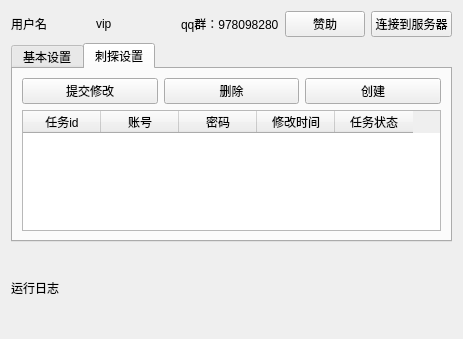
Qt form qt_ui/main.ui (nathonNot/game_robot) before a commit.
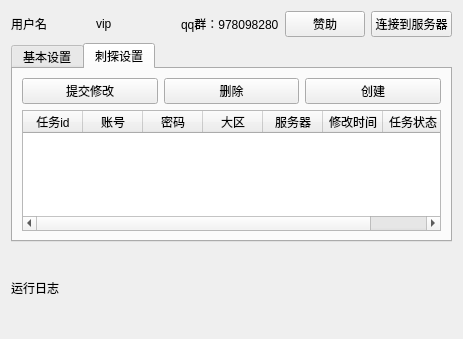
The same form after that commit.

Commit message: 刺探界面ui

What changed in the file:
```diff
--- a/qt_ui/main.ui
+++ b/qt_ui/main.ui
@@ -131,7 +131,7 @@
           <number>16</number>
          </property>
          <attribute name="horizontalHeaderDefaultSectionSize">
-          <number>78</number>
+          <number>60</number>
          </attribute>
          <column>
           <property name="text">
@@ -148,6 +148,16 @@
            <string>密码</string>
           </property>
          </column>
+         <column>
+          <property name="text">
+           <string>大区</string>
+          </property>
+         </column>
+         <column>
+          <property name="text">
+           <string>服务器</string>
+          </property>
+         </column>
          <column>
           <property name="text">
            <string>修改时间</string>
```
The commit also changes 7 other files.
